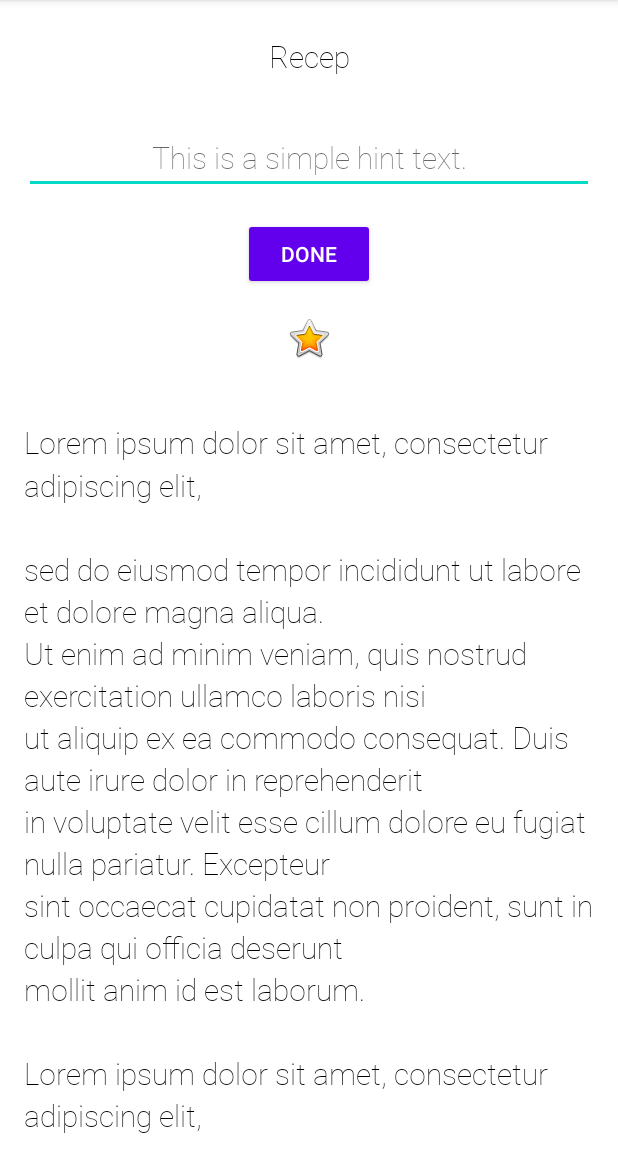
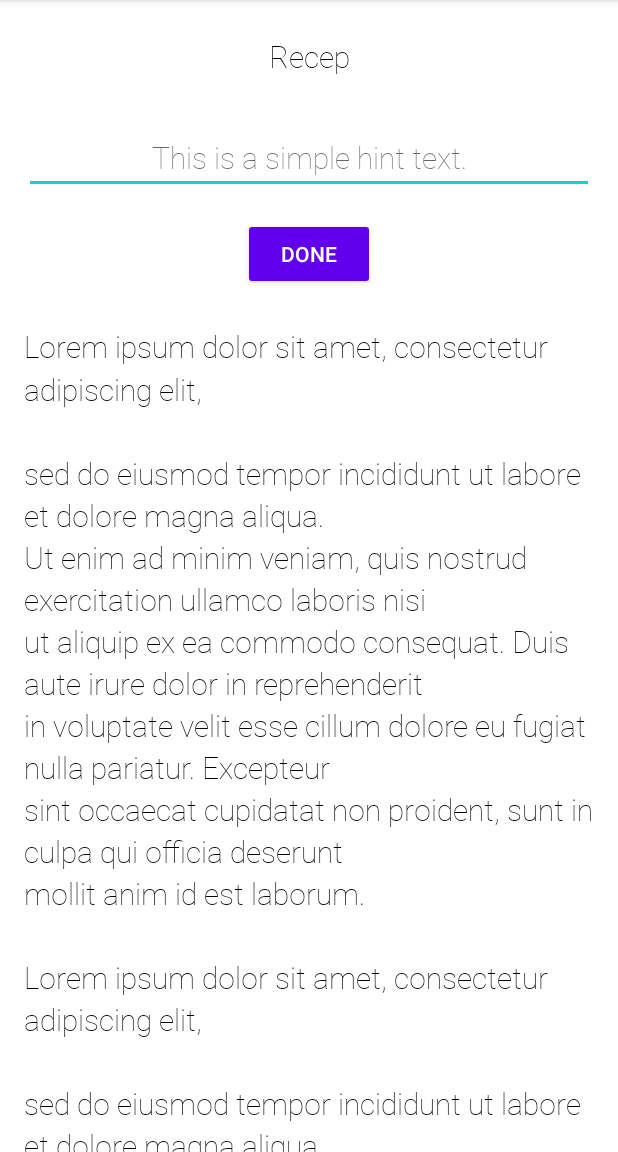
Before and after one commit to recfr/android-dataBinding, an Android app: the screen it shows after launch (MainActivity), on a phone screen of 412 x 824 dp, the part 84-1236 px from its top. Run offline under Robolectric (Android 15) with nearby library versions, the phone set to English and light mode, and no system bars; our stand-ins replace data binding; Roboto replaces fonts that are not available here.

Commit message:
Initial commit.

```diff
--- a/app/src/main/res/layout/activity_main.xml
+++ b/app/src/main/res/layout/activity_main.xml
@@ -1,7 +1,6 @@
 <?xml version="1.0" encoding="utf-8"?>
 
 <layout xmlns:android="http://schemas.android.com/apk/res/android"
-    xmlns:app="http://schemas.android.com/apk/res-auto"
     xmlns:tools="http://schemas.android.com/tools">
 
     <data>
@@ -53,14 +52,6 @@
             android:visibility="gone"
             android:text="@{info.surname}"/>
 
-        <ImageView
-            android:id="@+id/star_image"
-            android:layout_width="match_parent"
-            android:layout_height="wrap_content"
-            android:layout_margin="@dimen/layout_margin"
-            android:contentDescription="@string/yellow_star"
-            app:srcCompat="@android:drawable/btn_star_big_on" />
-
         <ScrollView
             android:id="@+id/bio_scroll"
             android:layout_width="match_parent"
```
